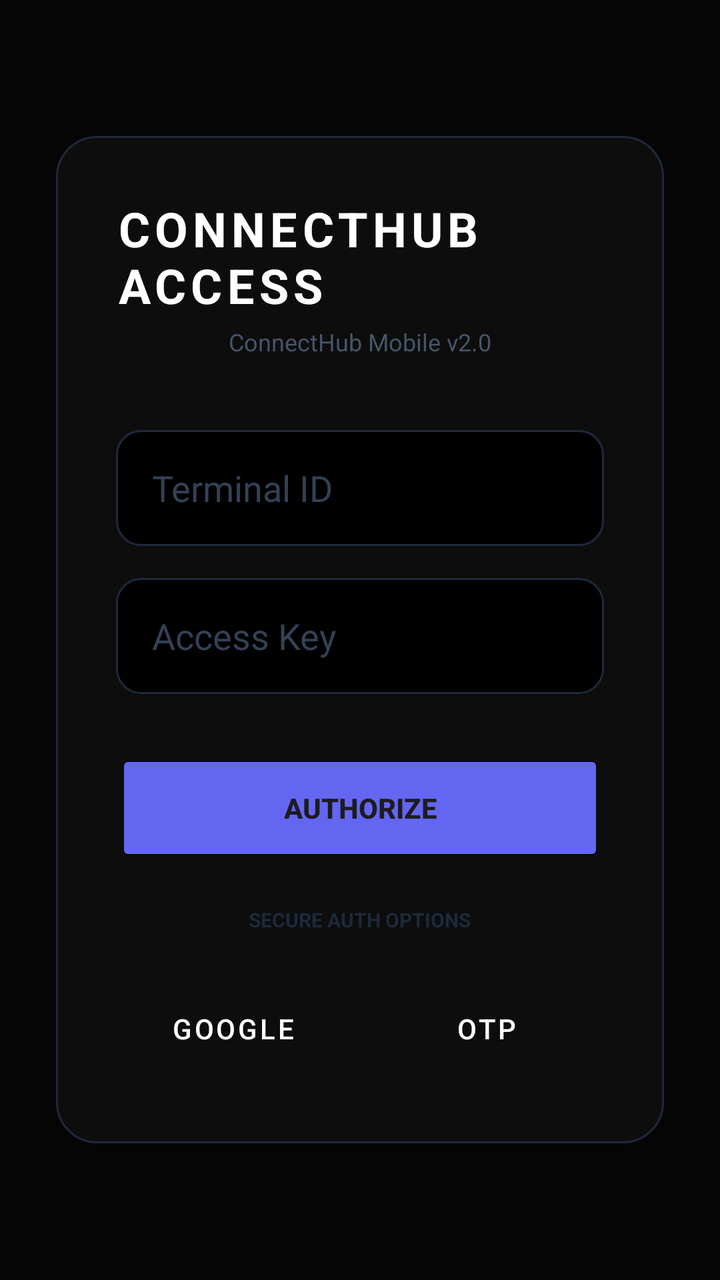
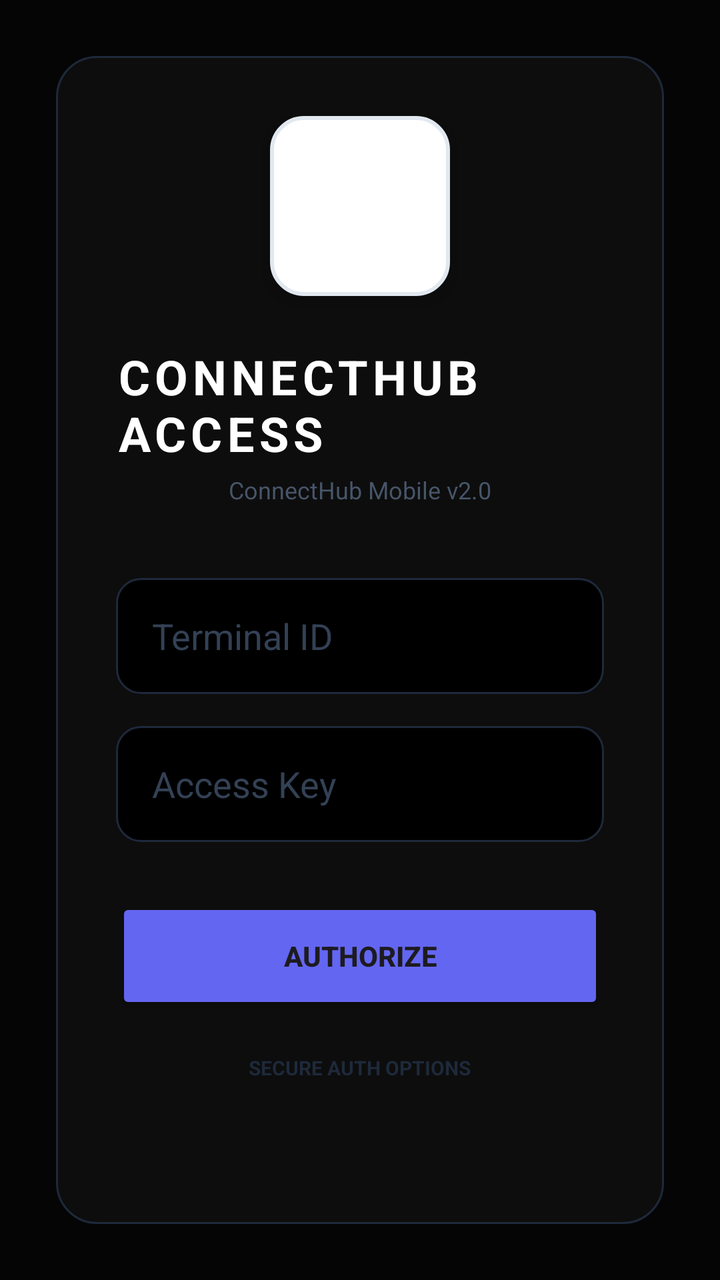

Two renders of the same Android screen: before a commit and after it. Below are the layout's source before the change and the commit's diff.
<!-- AndroidManifest.xml: application theme Theme.SMSReceiver -->
<!-- res/layout/activity_main.xml -->
<?xml version="1.0" encoding="utf-8"?>
<RelativeLayout xmlns:android="http://schemas.android.com/apk/res/android"
    xmlns:app="http://schemas.android.com/apk/res-auto"
    android:layout_width="match_parent"
    android:layout_height="match_parent"
    android:background="#050505">

    <LinearLayout
        android:id="@+id/loginLayout"
        android:layout_width="match_parent"
        android:layout_height="wrap_content"
        android:layout_centerInParent="true"
        android:layout_margin="28dp"
        android:background="@drawable/glass_card_bg"
        android:orientation="vertical"
        android:padding="30dp"
        android:visibility="visible">

        <TextView
            android:layout_width="wrap_content"
            android:layout_height="wrap_content"
            android:text="CONNECTHUB ACCESS"
            android:textColor="#FFFFFF"
            android:textSize="24sp"
            android:letterSpacing="0.1"
            android:textStyle="bold"
            android:layout_gravity="center"
            android:layout_marginBottom="4dp"/>

        <TextView
            android:layout_width="wrap_content"
            android:layout_height="wrap_content"
            android:text="ConnectHub Mobile v2.0"
            android:textColor="#475569"
            android:textSize="12sp"
            android:layout_gravity="center"
            android:layout_marginBottom="36dp"/>

        <EditText
            android:id="@+id/usernameInput"
            android:layout_width="match_parent"
            android:layout_height="58dp"
            android:hint="Terminal ID"
            android:textColor="#FFFFFF"
            android:textColorHint="#334155"
            android:paddingLeft="18dp"
            android:background="@drawable/input_field_bg"
            android:layout_marginBottom="16dp"/>

        <EditText
            android:id="@+id/passwordInput"
            android:layout_width="match_parent"
            android:layout_height="58dp"
            android:hint="Access Key"
            android:inputType="textPassword"
            android:textColor="#FFFFFF"
            android:textColorHint="#334155"
            android:paddingLeft="18dp"
            android:background="@drawable/input_field_bg"
            android:layout_marginBottom="28dp"/>

        <Button
            android:id="@+id/loginButton"
            android:layout_width="match_parent"
            android:layout_height="58dp"
            android:text="AUTHORIZE"
            android:textStyle="bold"
            android:backgroundTint="#6366F1"
            android:textAllCaps="true"
            app:cornerRadius="14dp"/>

        <TextView
            android:layout_width="wrap_content"
            android:layout_height="wrap_content"
            android:text="SECURE AUTH OPTIONS"
            android:textColor="#1E293B"
            android:textSize="10sp"
            android:textStyle="bold"
            android:layout_gravity="center"
            android:layout_marginVertical="20dp"/>

        <LinearLayout
            android:layout_width="match_parent"
            android:layout_height="wrap_content"
            android:orientation="horizontal"
            android:weightSum="2">

            <Button
                android:id="@+id/googleLoginButton"
                style="@style/Widget.MaterialComponents.Button.OutlinedButton"
                android:layout_width="0dp"
                android:layout_height="55dp"
                android:layout_weight="1"
                android:text="GOOGLE"
                android:layout_marginEnd="5dp"
                android:textColor="#FFFFFF"
                app:strokeColor="#1E293B" />

            <Button
                android:id="@+id/otpLoginButton"
                style="@style/Widget.MaterialComponents.Button.OutlinedButton"
                android:layout_width="0dp"
                android:layout_height="55dp"
                android:layout_weight="1"
                android:text="OTP"
                android:layout_marginStart="5dp"
                android:textColor="#FFFFFF"
                app:strokeColor="#1E293B" />
        </LinearLayout>
    </LinearLayout>

    <LinearLayout
        android:id="@+id/dashboardLayout"
        android:layout_width="match_parent"
        android:layout_height="match_parent"
        android:orientation="vertical"
        android:visibility="gone"
        android:padding="24dp"
        android:background="#050505">

        <TextView
            android:layout_width="wrap_content"
            android:layout_height="wrap_content"
            android:text="CONNECTHUB MONITOR"
            android:textColor="#FFFFFF"
            android:textSize="18sp"
            android:textStyle="bold"
            android:letterSpacing="0.2"
            android:layout_marginBottom="32dp"/>

        <LinearLayout
            android:layout_width="match_parent"
            android:layout_height="wrap_content"
            android:background="@drawable/glass_card_bg"
            android:padding="24dp"
            android:orientation="vertical">

            <RelativeLayout
                android:layout_width="match_parent"
                android:layout_height="wrap_content">
                <TextView
                    android:layout_width="wrap_content"
                    android:layout_height="wrap_content"
                    android:text="CONNECTION STATUS"
                    android:textColor="#475569"
                    android:textSize="11sp"
                    android:textStyle="bold"/>
                <View
                    android:id="@+id/pulseDot"
                    android:layout_width="10dp"
                    android:layout_height="10dp"
                    android:layout_alignParentEnd="true"
                    android:background="@drawable/pulse_dot"/>
            </RelativeLayout>

            <TextView
                android:id="@+id/statusText"
                android:layout_width="wrap_content"
                android:layout_height="wrap_content"
                android:text="ENCRYPTED &amp; ACTIVE"
                android:textColor="#10B981"
                android:textSize="20sp"
                android:layout_marginTop="8dp"
                android:textStyle="bold" />

            <View
                android:layout_width="match_parent"
                android:layout_height="1dp"
                android:background="#1E293B"
                android:layout_marginVertical="20dp"/>

            <TextView
                android:layout_width="wrap_content"
                android:layout_height="wrap_content"
                android:text="Live streams are being redirected to your Web Console. Do not close this application."
                android:textColor="#64748B"
                android:textSize="13sp"
                android:lineSpacingExtra="4dp"/>
        </LinearLayout>

        <Space android:layout_width="match_parent" android:layout_height="0dp" android:layout_weight="1"/>

        <Button
            android:id="@+id/logoutButton"
            android:layout_width="match_parent"
            android:layout_height="58dp"
            android:text="TERMINATE CONNECTION"
            android:textColor="#FFFFFF"
            android:backgroundTint="#EF4444"
            app:cornerRadius="12dp"
            android:layout_marginBottom="20dp"/>

    </LinearLayout>

</RelativeLayout>
<!-- resources referenced by this layout -->
<resources>
  <!-- drawable glass_card_bg (drawable) -->
  <shape xmlns:android="http://schemas.android.com/apk/res/android">
      <solid android:color="#0D0D0D" />
      <corners android:radius="20dp" />
      <stroke android:width="1dp" android:color="#1E293B" />
  </shape>
  <!-- drawable input_field_bg (drawable) -->
  <shape xmlns:android="http://schemas.android.com/apk/res/android">
      <solid android:color="#000000" />
      <corners android:radius="12dp" />
      <stroke android:width="1dp" android:color="#1E293B" />
  </shape>
  <!-- drawable pulse_dot (drawable) -->
  <?xml version="1.0" encoding="utf-8"?>
  <shape xmlns:android="http://schemas.android.com/apk/res/android"
      android:shape="oval">
      <solid android:color="#10B981" />
      <size android:width="10dp" android:height="10dp" />
  </shape>
  <style name="Theme.SMSReceiver" parent="Base.Theme.SMSReceiver" />
  <style name="Base.Theme.SMSReceiver" parent="Theme.Material3.DayNight.NoActionBar">
      
      
    </style>
</resources>

<!-- the commit's change to res/layout/activity_main.xml (unified diff, before → after) -->
@@ -15,6 +15,17 @@
         android:orientation="vertical"
         android:padding="30dp"
         android:visibility="visible">
+
+        <ImageView
+            android:layout_width="90dp"
+            android:layout_height="90dp"
+            android:layout_gravity="center"
+            android:src="@drawable/app_logo"
+            android:layout_marginBottom="24dp"
+            android:contentDescription="App Logo"
+            android:background="@drawable/logo_frame"
+            android:padding="12dp"
+            android:elevation="8dp"/>
 
         <TextView
             android:layout_width="wrap_content"
<!-- resource entries referenced after the edit -->
@@ -11,6 +11,13 @@
       <solid android:color="#000000" />
       <corners android:radius="12dp" />
       <stroke android:width="1dp" android:color="#1E293B" />
+  </shape>
+  <!-- drawable logo_frame (drawable) -->
+  <?xml version="1.0" encoding="utf-8"?>
+  <shape xmlns:android="http://schemas.android.com/apk/res/android">
+      <solid android:color="#FFFFFF" />
+      <corners android:radius="16dp" />
+      <stroke android:width="2dp" android:color="#E2E8F0" />
   </shape>
   <!-- drawable pulse_dot (drawable) -->
   <?xml version="1.0" encoding="utf-8"?>
